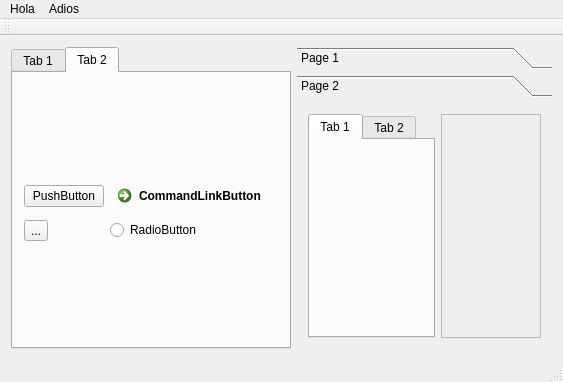
Before: the Qt Designer form qtsteammainwindow.ui in angel3071/QtSteam, drawn with Qt 5.
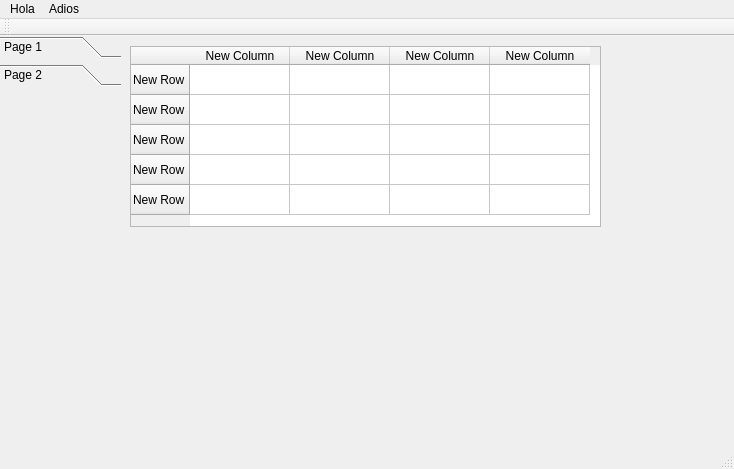
After: the same form once the commit is applied. The open tabs and pages were chosen to show the change.

```diff
--- a/qtsteammainwindow.ui
+++ b/qtsteammainwindow.ui
@@ -6,91 +6,23 @@
    <rect>
     <x>0</x>
     <y>0</y>
-    <width>563</width>
-    <height>382</height>
+    <width>734</width>
+    <height>469</height>
    </rect>
   </property>
   <property name="windowTitle">
    <string>QtSteamMainWindow</string>
   </property>
   <widget class="QWidget" name="centralWidget">
-   <layout class="QHBoxLayout" name="horizontalLayout">
-    <item>
-     <widget class="QTabWidget" name="tabWidget">
-      <property name="currentIndex">
-       <number>1</number>
-      </property>
-      <widget class="QWidget" name="tab">
-       <attribute name="title">
-        <string>Tab 1</string>
-       </attribute>
-       <layout class="QVBoxLayout" name="verticalLayout">
-        <item>
-         <widget class="QPushButton" name="pushButton">
-          <property name="text">
-           <string>PushButton</string>
-          </property>
-         </widget>
-        </item>
-        <item>
-         <widget class="QPushButton" name="pushButton_2">
-          <property name="text">
-           <string>PushButton</string>
-          </property>
-         </widget>
-        </item>
-        <item>
-         <widget class="QPushButton" name="pushButton_3">
-          <property name="text">
-           <string>PushButton</string>
-          </property>
-         </widget>
-        </item>
-       </layout>
-      </widget>
-      <widget class="QWidget" name="tab_2">
-       <attribute name="title">
-        <string>Tab 2</string>
-       </attribute>
-       <layout class="QVBoxLayout" name="verticalLayout_3">
-        <item>
-         <layout class="QGridLayout" name="gridLayout">
-          <item row="0" column="0">
-           <widget class="QPushButton" name="pushButton_4">
-            <property name="text">
-             <string>PushButton</string>
-            </property>
-           </widget>
-          </item>
-          <item row="1" column="0">
-           <widget class="QToolButton" name="toolButton">
-            <property name="text">
-             <string>...</string>
-            </property>
-           </widget>
-          </item>
-          <item row="1" column="1">
-           <widget class="QRadioButton" name="radioButton">
-            <property name="text">
-             <string>RadioButton</string>
-            </property>
-           </widget>
-          </item>
-          <item row="0" column="1">
-           <widget class="QCommandLinkButton" name="commandLinkButton">
-            <property name="text">
-             <string>CommandLinkButton</string>
-            </property>
-           </widget>
-          </item>
-         </layout>
-        </item>
-       </layout>
-      </widget>
-     </widget>
-    </item>
-    <item>
      <widget class="QToolBox" name="toolBox">
+    <property name="geometry">
+     <rect>
+      <x>0</x>
+      <y>0</y>
+      <width>121</width>
+      <height>136</height>
+     </rect>
+    </property>
       <property name="currentIndex">
        <number>0</number>
       </property>
@@ -126,57 +58,77 @@
         <rect>
          <x>0</x>
          <y>0</y>
-         <width>265</width>
-         <height>261</height>
+       <width>111</width>
+       <height>72</height>
         </rect>
        </property>
        <attribute name="label">
         <string>Page 2</string>
        </attribute>
-       <layout class="QHBoxLayout" name="horizontalLayout_2">
-        <item>
-         <widget class="QTabWidget" name="tabWidget_2">
-          <widget class="QWidget" name="tab_3">
-           <attribute name="title">
-            <string>Tab 1</string>
-           </attribute>
-          </widget>
-          <widget class="QWidget" name="tab_4">
-           <attribute name="title">
-            <string>Tab 2</string>
-           </attribute>
-          </widget>
-         </widget>
-        </item>
-        <item>
-         <widget class="QScrollArea" name="scrollArea">
-          <property name="widgetResizable">
-           <bool>true</bool>
-          </property>
-          <widget class="QWidget" name="scrollAreaWidgetContents">
+    </widget>
+   </widget>
+   <widget class="QTableWidget" name="tableWidget">
            <property name="geometry">
             <rect>
-             <x>0</x>
-             <y>0</y>
-             <width>116</width>
-             <height>247</height>
-            </rect>
-           </property>
-          </widget>
-         </widget>
-        </item>
-       </layout>
-      </widget>
-     </widget>
-    </item>
-   </layout>
+      <x>130</x>
+      <y>10</y>
+      <width>471</width>
+      <height>181</height>
+     </rect>
+    </property>
+    <row>
+     <property name="text">
+      <string>New Row</string>
+     </property>
+    </row>
+    <row>
+     <property name="text">
+      <string>New Row</string>
+     </property>
+    </row>
+    <row>
+     <property name="text">
+      <string>New Row</string>
+     </property>
+    </row>
+    <row>
+     <property name="text">
+      <string>New Row</string>
+     </property>
+    </row>
+    <row>
+     <property name="text">
+      <string>New Row</string>
+     </property>
+    </row>
+    <column>
+     <property name="text">
+      <string>New Column</string>
+     </property>
+    </column>
+    <column>
+     <property name="text">
+      <string>New Column</string>
+     </property>
+    </column>
+    <column>
+     <property name="text">
+      <string>New Column</string>
+     </property>
+    </column>
+    <column>
+     <property name="text">
+      <string>New Column</string>
+     </property>
+    </column>
+   </widget>
   </widget>
   <widget class="QMenuBar" name="menuBar">
    <property name="geometry">
     <rect>
      <x>0</x>
      <y>0</y>
-     <width>563</width>
+     <width>734</width>
      <height>21</height>
     </rect>
    </property>
```
Left out of the diff: 18 changed lines with no effect on the pictures. Lines whose indentation alone changed are shown as unchanged.
